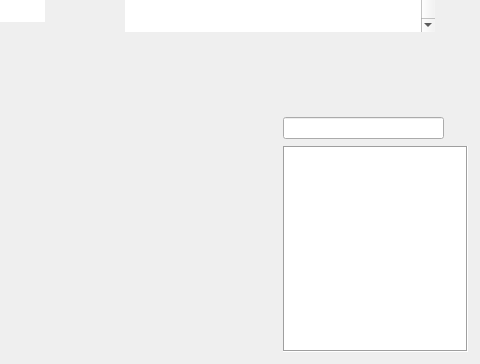
Before: the Qt Designer form qrenderdoc/Windows/ResourceInspector.ui in baldurk/renderdoc, drawn with Qt 5; both pictures show x 335 to 815 and y 232 to 596 of the 815 by 596 pixel window.
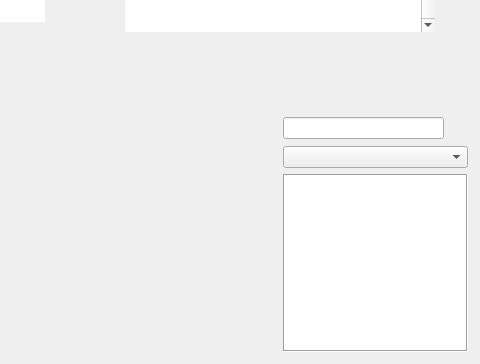
After: the same form once the commit is applied. Icons and pictures are not drawn. Custom widgets are drawn as their Qt base class.

Commit message: Add sorting options to resource inspector, including 'recently used'

```diff
--- a/qrenderdoc/Windows/ResourceInspector.ui
+++ b/qrenderdoc/Windows/ResourceInspector.ui
@@ -75,6 +75,9 @@
       </item>
      </layout>
     </item>
+    <item>
+     <widget class="QComboBox" name="sortType"/>
+    </item>
     <item>
      <widget class="RDListView" name="resourceList">
       <property name="frameShape">
```
The commit also changes 2 other files.
